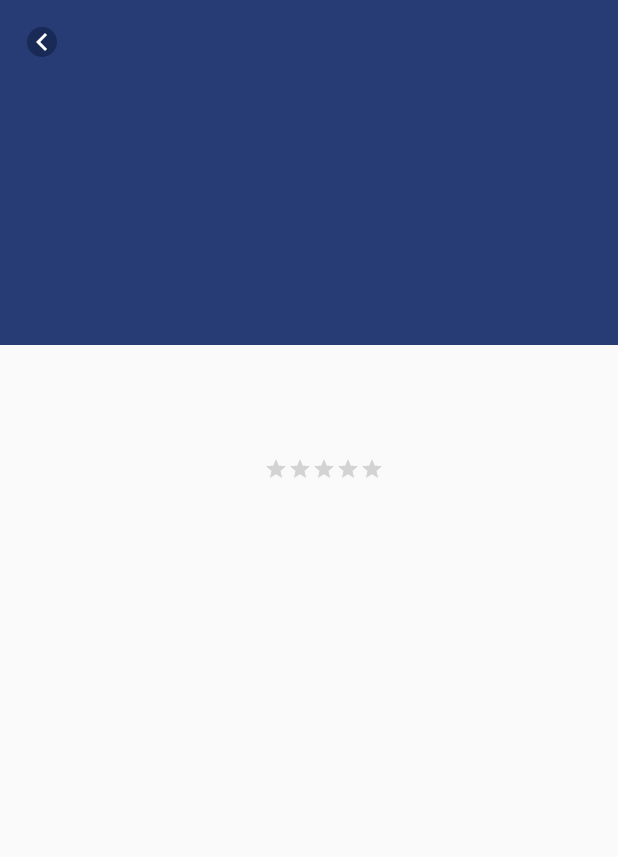
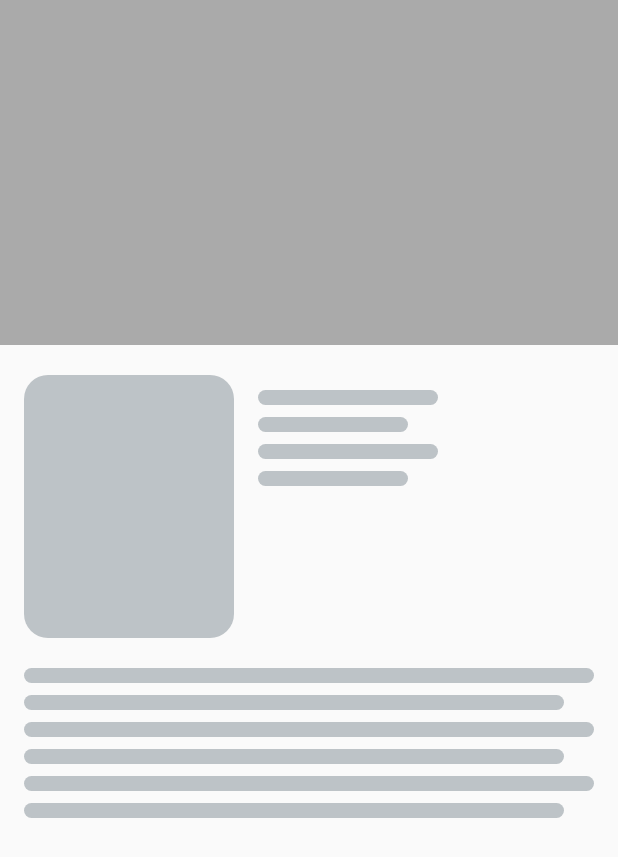
Before and after one commit to RobinNusantara/Dicoding-BFAA-Movie-Catalogue, an Android app: the MoviesDetailActivity screen opened directly, with no data from a screen before it, on a phone screen of 412 x 824 dp. Shown: the top 857 px of the screen. Run offline under Robolectric (Android 15) with nearby library versions, the phone set to English and light mode, and no system bars; our stand-ins replace Shimmer; pictures from the network do not load.

Commit message:
Movies Detail Shimmer Layout

```diff
--- a/app/src/main/java/com/informatika/umm/myapplication/ui/movies/MoviesDetailActivity.java
+++ b/app/src/main/java/com/informatika/umm/myapplication/ui/movies/MoviesDetailActivity.java
@@ -6,13 +6,18 @@ import androidx.annotation.NonNull;
 import androidx.appcompat.app.AppCompatActivity;
 import androidx.appcompat.widget.Toolbar;
 
+import android.os.Handler;
 import android.view.MenuItem;
+import android.view.View;
+import android.view.WindowManager;
 import android.widget.ImageView;
 import android.widget.RatingBar;
 import android.widget.TextView;
 
 import com.bumptech.glide.Glide;
 import com.bumptech.glide.load.resource.bitmap.RoundedCorners;
+import com.facebook.shimmer.ShimmerFrameLayout;
+import com.google.android.material.appbar.AppBarLayout;
 import com.informatika.umm.myapplication.BuildConfig;
 import com.informatika.umm.myapplication.R;
 import com.informatika.umm.myapplication.model.Movies;
@@ -20,14 +25,13 @@ import com.informatika.umm.myapplication.model.Movies;
 public class MoviesDetailActivity extends AppCompatActivity {
 
     public static final String EXTRA_MOVIE = "extra_movie";
+    ImageView imgMovieBackdrop, imgMoviePoster;
+    TextView txtMovieTitle, txtMovieRelease, txtMovieScore, txtMovieOverview;
+    RatingBar ratingBar;
 
     @Override
     protected void onCreate(Bundle savedInstanceState) {
         super.onCreate(savedInstanceState);
-        ImageView imgMovieBackdrop, imgMoviePoster;
-        TextView txtMovieTitle, txtMovieRelease, txtMovieScore, txtMovieOverview;
-        RatingBar ratingBar;
-        Movies movies = getIntent().getParcelableExtra(EXTRA_MOVIE);
 
         setContentView(R.layout.activity_detail_movies);
         ratingBar = findViewById(R.id.rate_movie);
@@ -38,7 +42,10 @@ public class MoviesDetailActivity extends AppCompatActivity {
         txtMovieRelease = findViewById(R.id.txt_movie_release_date);
         txtMovieScore = findViewById(R.id.txt_movie_score);
 
-        Toolbar toolbar = findViewById(R.id.toolbar);
+        final AppBarLayout appBarLayout = findViewById(R.id.app_bar_layout);
+        appBarLayout.setVisibility(View.INVISIBLE);
+        final Toolbar toolbar = findViewById(R.id.toolbar);
+        toolbar.setVisibility(View.INVISIBLE);
         setSupportActionBar(toolbar);
         if (getSupportActionBar() != null) {
             getSupportActionBar().setDisplayHomeAsUpEnabled(true);
@@ -46,22 +53,45 @@ public class MoviesDetailActivity extends AppCompatActivity {
             getSupportActionBar().setTitle("");
         }
 
+        ratingBar.setVisibility(View.INVISIBLE);
+
+        final ShimmerFrameLayout shimmerFrameLayout = findViewById(R.id.shimmer_container);
+        shimmerFrameLayout.setVisibility(View.VISIBLE);
+        getWindow().setFlags(WindowManager.LayoutParams.FLAG_NOT_TOUCHABLE,
+                WindowManager.LayoutParams.FLAG_NOT_TOUCHABLE);
+        final Handler handler = new Handler();
+
+        new Thread(new Runnable() {
+            @Override
+            public void run() {
+                try {
+                    Thread.sleep(3000);
+                } catch (Exception e) {
+                    e.printStackTrace();
+                }
+                handler.post(new Runnable() {
+                    @Override
+                    public void run() {
+                        Movies movies = getIntent().getParcelableExtra(EXTRA_MOVIE);
                         if (movies != null) {
+                            appBarLayout.setVisibility(View.VISIBLE);
+                            toolbar.setVisibility(View.VISIBLE);
 
                             String urlPoster = BuildConfig.IMAGE_URL + movies.getMoviePoster();
                             String urlBackdrop = BuildConfig.IMAGE_URL + movies.getMovieBackdrop();
 
-            Glide.with(this)
+                            Glide.with(MoviesDetailActivity.this)
                                     .load(urlPoster)
                                     .override(350, 550)
                                     .transform(new RoundedCorners(32))
                                     .into(imgMoviePoster);
 
-            Glide.with(this)
+                            Glide.with(MoviesDetailActivity.this)
                                     .load(urlBackdrop)
                                     .override(1366, 768)
                                     .into(imgMovieBackdrop);
 
+                            ratingBar.setVisibility(View.VISIBLE);
                             if (movies.getMovieScore() >= 1 && movies.getMovieScore() < 2.0) {
                                 ratingBar.setRating(1.0f);
                             } else if (movies.getMovieScore() >= 2.0 && movies.getMovieScore() < 5.0) {
@@ -89,7 +119,13 @@ public class MoviesDetailActivity extends AppCompatActivity {
                             txtMovieRelease.setText(movies.getMovieRelease());
                             txtMovieOverview.setText(movies.getMovieOverview());
 
+                            shimmerFrameLayout.setVisibility(View.INVISIBLE);
+                            getWindow().clearFlags(WindowManager.LayoutParams.FLAG_NOT_TOUCHABLE);
                         }
+                    }
+                });
+            }
+        }).start();
     }
 
     @Override
--- a/app/src/main/res/layout/activity_detail_movies.xml
+++ b/app/src/main/res/layout/activity_detail_movies.xml
@@ -7,7 +7,17 @@
     android:fitsSystemWindows="true"
     tools:context=".ui.movies.MoviesDetailActivity">
 
+    <com.facebook.shimmer.ShimmerFrameLayout
+        android:id="@+id/shimmer_container"
+        android:layout_width="match_parent"
+        android:layout_height="wrap_content">
+
+        <include layout="@layout/shimmer_detail_layout" />
+
+    </com.facebook.shimmer.ShimmerFrameLayout>
+
     <com.google.android.material.appbar.AppBarLayout
+        android:id="@+id/app_bar_layout"
         android:layout_width="match_parent"
         android:layout_height="230dp"
         android:fitsSystemWindows="true"
@@ -17,7 +27,7 @@
             android:layout_width="match_parent"
             android:layout_height="match_parent"
             android:fitsSystemWindows="true"
-            app:contentScrim="?attr/colorPrimary"
+            app:contentScrim="@color/colorDarkTransparency"
             app:layout_scrollFlags="scroll|exitUntilCollapsed"
             app:toolbarId="@+id/toolbar">
 
@@ -35,6 +45,7 @@
                 android:id="@+id/toolbar"
                 android:layout_width="match_parent"
                 android:layout_height="?attr/actionBarSize"
+                android:backgroundTint="@color/colorPrimaryDark"
                 app:layout_collapseMode="pin"
                 app:popupTheme="@style/AppTheme.PopupOverlay" />
 
--- a/app/src/main/res/layout/fragment_movies.xml
+++ b/app/src/main/res/layout/fragment_movies.xml
@@ -33,6 +33,7 @@
         android:layout_width="match_parent"
         android:layout_height="wrap_content"
         app:layout_constraintBottom_toBottomOf="parent"
-        app:layout_constraintTop_toTopOf="parent" />
+        app:layout_constraintTop_toTopOf="parent"
+        tools:listitem="@layout/item_row_movies" />
 
 </FrameLayout>
--- a/app/src/main/res/layout/shimmer_detail_layout.xml
+++ b/app/src/main/res/layout/shimmer_detail_layout.xml
@@ -1,5 +1,99 @@
 <?xml version="1.0" encoding="utf-8"?>
 <RelativeLayout xmlns:android="http://schemas.android.com/apk/res/android"
-    android:layout_width="match_parent" android:layout_height="match_parent">
+    android:layout_width="match_parent"
+    android:layout_height="match_parent">
+
+    <View
+        android:id="@+id/thumbnal_backdrop"
+        android:layout_width="match_parent"
+        android:layout_height="230dp"
+        android:background="@android:color/darker_gray" />
+
+    <View
+        android:id="@+id/thumbnal_poster"
+        android:layout_width="140dp"
+        android:layout_height="175dp"
+        android:layout_below="@id/thumbnal_backdrop"
+        android:layout_marginStart="16dp"
+        android:layout_marginTop="20dp"
+        android:background="@drawable/item_rectangle_silver" />
+
+    <LinearLayout
+        android:layout_width="wrap_content"
+        android:layout_height="wrap_content"
+        android:layout_below="@id/thumbnal_backdrop"
+        android:layout_marginStart="16dp"
+        android:layout_marginTop="30dp"
+        android:layout_toEndOf="@+id/thumbnal_poster"
+        android:orientation="vertical">
+
+        <View
+            android:layout_width="120dp"
+            android:layout_height="10dp"
+            android:background="@drawable/item_rectangle_silver" />
+
+        <View
+            android:layout_width="100dp"
+            android:layout_height="10dp"
+            android:layout_marginTop="8dp"
+            android:background="@drawable/item_rectangle_silver" />
+
+        <View
+            android:layout_width="120dp"
+            android:layout_height="10dp"
+            android:layout_marginTop="8dp"
+            android:background="@drawable/item_rectangle_silver" />
+
+        <View
+            android:layout_width="100dp"
+            android:layout_height="10dp"
+            android:layout_marginTop="8dp"
+            android:background="@drawable/item_rectangle_silver" />
+
+    </LinearLayout>
+
+    <LinearLayout
+        android:layout_width="match_parent"
+        android:layout_height="wrap_content"
+        android:layout_below="@id/thumbnal_poster"
+        android:layout_marginStart="16dp"
+        android:layout_marginTop="20dp"
+        android:orientation="vertical">
+
+        <View
+            android:layout_width="380dp"
+            android:layout_height="10dp"
+            android:background="@drawable/item_rectangle_silver" />
+
+        <View
+            android:layout_width="360dp"
+            android:layout_height="10dp"
+            android:layout_marginTop="8dp"
+            android:background="@drawable/item_rectangle_silver" />
+
+        <View
+            android:layout_width="380dp"
+            android:layout_height="10dp"
+            android:layout_marginTop="8dp"
+            android:background="@drawable/item_rectangle_silver" />
+
+        <View
+            android:layout_width="360dp"
+            android:layout_height="10dp"
+            android:layout_marginTop="8dp"
+            android:background="@drawable/item_rectangle_silver" />
+
+        <View
+            android:layout_width="380dp"
+            android:layout_height="10dp"
+            android:layout_marginTop="8dp"
+            android:background="@drawable/item_rectangle_silver" />
+
+        <View
+            android:layout_width="360dp"
+            android:layout_height="10dp"
+            android:layout_marginTop="8dp"
+            android:background="@drawable/item_rectangle_silver" />
+    </LinearLayout>
 
 </RelativeLayout>
--- a/app/src/main/res/layout/shimmer_row_layout.xml
+++ b/app/src/main/res/layout/shimmer_row_layout.xml
@@ -16,34 +16,31 @@
     <LinearLayout
         android:layout_width="wrap_content"
         android:layout_height="wrap_content"
+        android:layout_marginStart="16dp"
+        android:layout_marginTop="20dp"
         android:layout_toEndOf="@+id/thumbnal_poster"
         android:orientation="vertical">
 
         <View
             android:layout_width="120dp"
             android:layout_height="10dp"
-            android:layout_marginStart="16dp"
-            android:layout_marginTop="20dp"
             android:background="@drawable/item_rectangle_silver" />
 
         <View
             android:layout_width="100dp"
             android:layout_height="10dp"
-            android:layout_marginStart="16dp"
             android:layout_marginTop="8dp"
             android:background="@drawable/item_rectangle_silver" />
 
         <View
             android:layout_width="120dp"
             android:layout_height="10dp"
-            android:layout_marginStart="16dp"
             android:layout_marginTop="8dp"
             android:background="@drawable/item_rectangle_silver" />
 
         <View
             android:layout_width="100dp"
             android:layout_height="10dp"
-            android:layout_marginStart="16dp"
             android:layout_marginTop="8dp"
             android:background="@drawable/item_rectangle_silver" />
     </LinearLayout>
```
Lines whose indentation alone changed are shown as unchanged.
